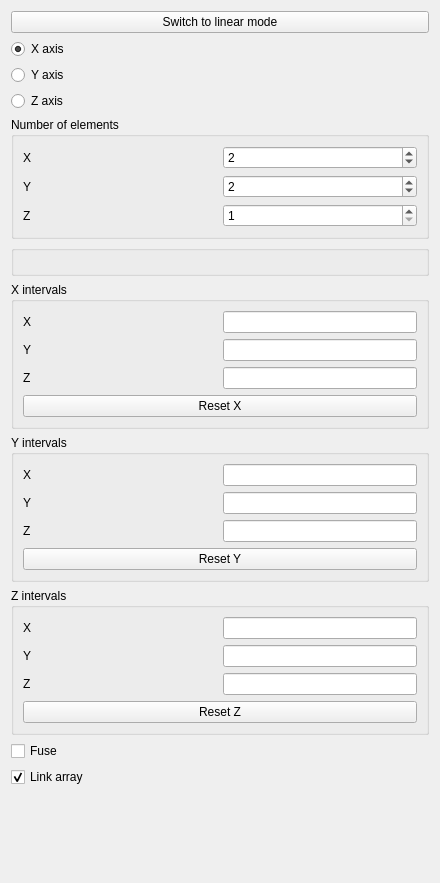
snorkel-marlin-repos/FreeCAD_FreeCAD_pr_21944_568da482-e9db-48e2-b9bf-4e5c63965329, file src/Mod/Draft/Resources/ui/TaskPanel_OrthoArray.ui: the form before one commit.
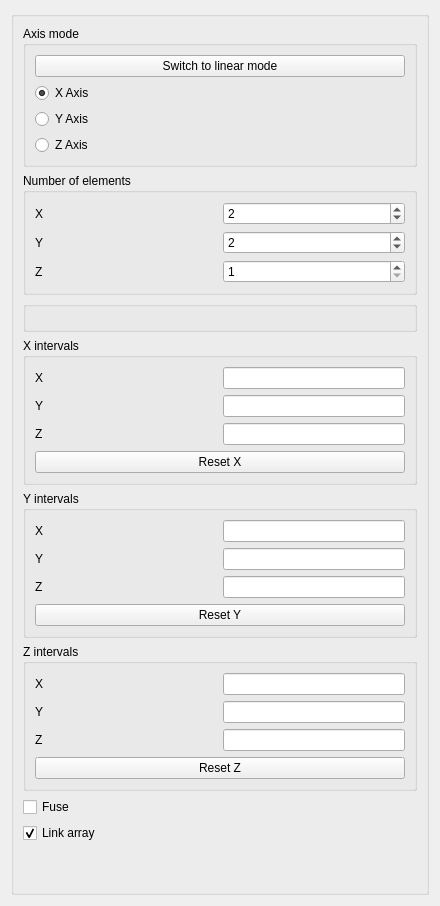
The form after the commit. Custom widgets are drawn as their Qt base class.

Patch:
```diff
--- a/src/Mod/Draft/Resources/ui/TaskPanel_OrthoArray.ui
+++ b/src/Mod/Draft/Resources/ui/TaskPanel_OrthoArray.ui
@@ -26,11 +26,29 @@
    <string>Orthogonal array</string>
   </property>
   <layout class="QGridLayout" name="gridLayout_3">
+   <item row="1" column="0">
+    <widget class="QGroupBox" name="main_group">
+     <property name="sizePolicy">
+      <sizepolicy hsizetype="Preferred" vsizetype="Minimum">
+       <horstretch>0</horstretch>
+       <verstretch>0</verstretch>
+      </sizepolicy>
+     </property>
+     <property name="title">
+      <string/>
+     </property>
+     <layout class="QGridLayout" name="gridLayout_4">
    <item row="0" column="0">
-    <widget class="QPushButton" name="button_linear_mode">
+       <widget class="QGroupBox" name="group_axis_mode">
      <property name="toolTip">
       <string>Toggle between Orthogonal mode and Linear mode. In Linear mode, you can select which axis to use.</string>
      </property>
+        <property name="title">
+         <string>Axis mode</string>
+        </property>
+        <layout class="QGridLayout" name="gridLayout_axis_mode">
+         <item row="0" column="0">
+          <widget class="QPushButton" name="button_linear_mode">
      <property name="text">
       <string>Switch to linear mode</string>
      </property>
@@ -44,7 +62,7 @@
      <item row="0" column="0">
       <widget class="QRadioButton" name="radiobutton_x_axis">
        <property name="text">
-        <string>X axis</string>
+              <string>X Axis</string>
        </property>
        <property name="checked">
         <bool>true</bool>
@@ -54,7 +72,7 @@
      <item row="1" column="0">
       <widget class="QRadioButton" name="radiobutton_y_axis">
        <property name="text">
-        <string>Y axis</string>
+              <string>Y Axis</string>
        </property>
        <property name="checked">
         <bool>false</bool>
@@ -64,7 +82,7 @@
      <item row="2" column="0">
       <widget class="QRadioButton" name="radiobutton_z_axis">
        <property name="text">
-        <string>Z axis</string>
+              <string>Z Axis</string>
        </property>
        <property name="checked">
         <bool>false</bool>
@@ -73,7 +91,10 @@
      </item>
     </layout>
    </item>
-   <item row="2" column="0">
+        </layout>
+       </widget>
+      </item>
+      <item row="1" column="0">
     <widget class="QGroupBox" name="group_copies">
      <property name="toolTip">
       <string>Number of elements in the array in the specified direction, including a copy of the original object.
@@ -150,7 +171,7 @@
      </layout>
     </widget>
    </item>
-   <item row="3" column="0">
+      <item row="2" column="0">
     <widget class="QGroupBox" name="group_linearmode">
      <property name="toolTip">
       <string>Currently selected axis</string>
@@ -435,7 +456,7 @@
      </layout>
     </widget>
    </item>
-   <item row="7" column="0">
+      <item row="8" column="0">
     <layout class="QVBoxLayout" name="vertical_layout">
      <item>
       <widget class="QCheckBox" name="checkbox_fuse">
@@ -464,7 +485,7 @@
      </item>
     </layout>
    </item>
-   <item row="8" column="0">
+      <item row="11" column="0">
     <spacer name="verticalSpacer">
      <property name="orientation">
       <enum>Qt::Vertical</enum>
@@ -476,6 +497,9 @@
       </size>
      </property>
     </spacer>
+      </item>
+      </layout>
+    </widget>
    </item>
   </layout>
  </widget>
```
Left out of the diff: 20 changed lines with no effect on the pictures. Lines whose indentation alone changed are shown as unchanged.
